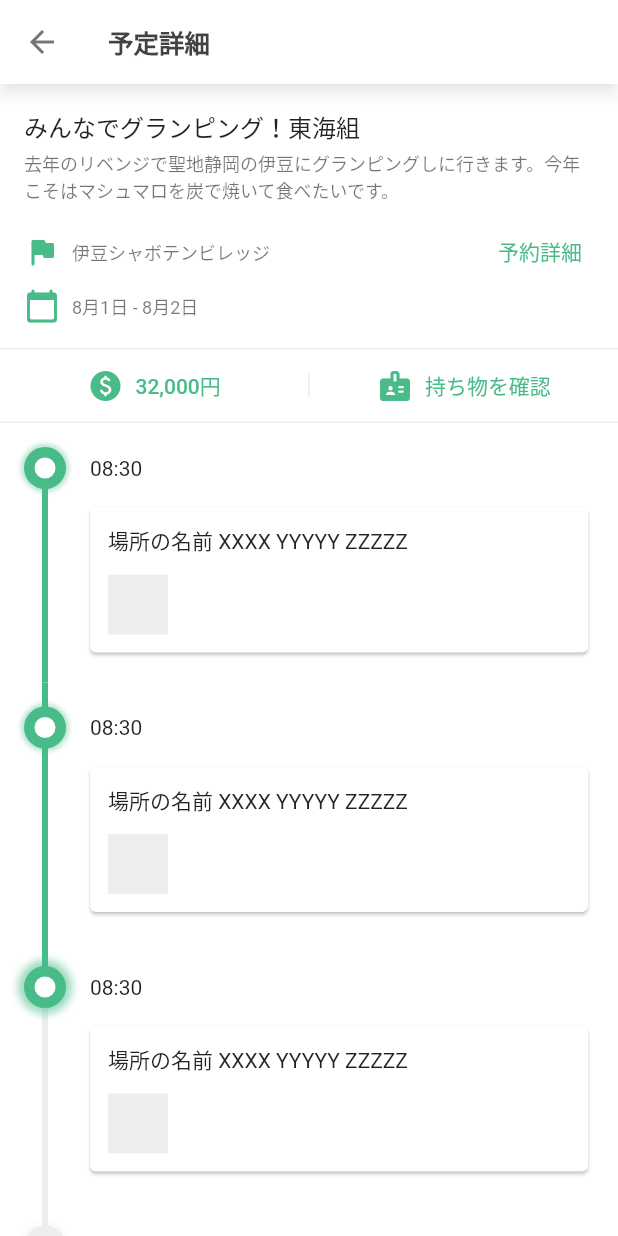
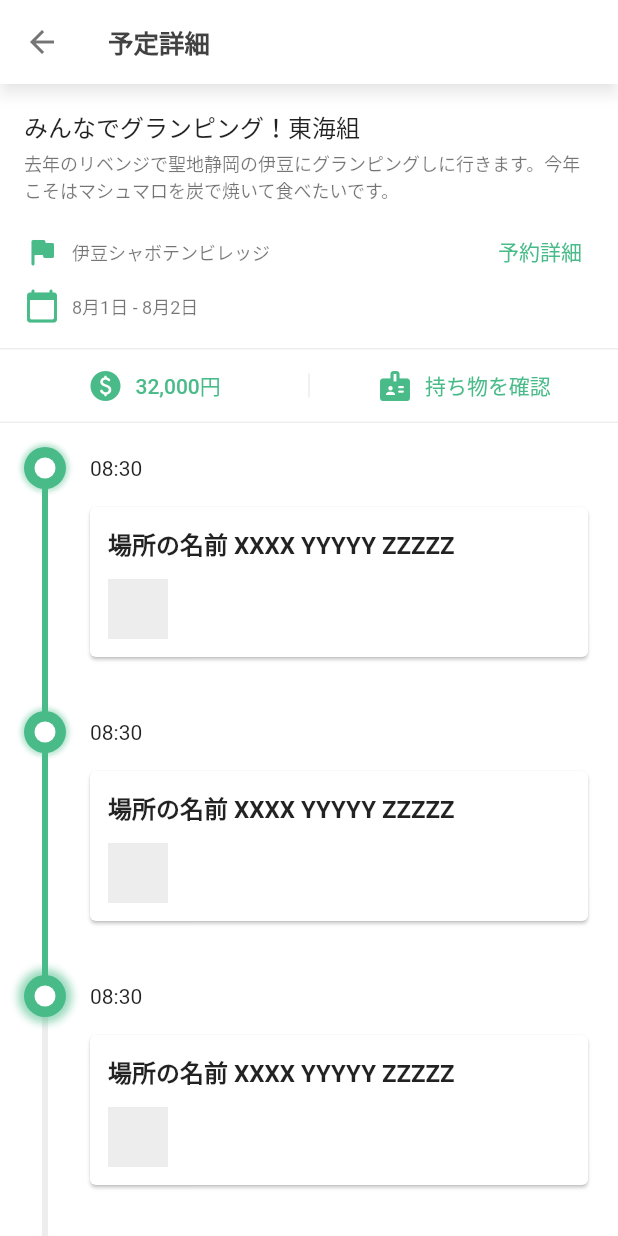
Before and after one commit to hayabusabusa/yrzy-shiori, a Flutter app: the PlanDetailScreen screen opened directly, on a phone screen of 412 x 824 dp. Run offline on Flutter 3.47's test engine with Material 2 defaults, Android fonts, the phone set to English and light mode, and no system bars; our stand-ins replace cloud_firestore, firebase_storage, rxdart; accounts and stored records are empty.

Commit message:
ui: fix plan detail timeline widget

```diff
--- a/lib/application/widgets/plan_detail_timeline.dart
+++ b/lib/application/widgets/plan_detail_timeline.dart
@@ -9,6 +9,7 @@ class PlanDetailTimeline extends StatelessWidget {
   final bool isPassed;
   final bool isNext;
   final bool isEnd;
+  final VoidCallback? onTap;
 
   PlanDetailTimeline({
     Key? key,
@@ -17,12 +18,14 @@ class PlanDetailTimeline extends StatelessWidget {
     this.isPassed = false,
     this.isNext = false,
     this.isEnd = false,
+    this.onTap,
   }) : super(key: key);
 
   factory PlanDetailTimeline.start({
     Key? key,
     bool isCurrent = false,
     bool isPassed = false,
+    VoidCallback? onTap,
   }) => PlanDetailTimeline(
     key: key,
     isStart: true,
@@ -30,6 +33,7 @@ class PlanDetailTimeline extends StatelessWidget {
     isPassed: isPassed,
     isNext: false,
     isEnd: false,
+    onTap: onTap,
   );
 
   Widget _buildCircle(BuildContext context) {
@@ -84,14 +88,22 @@ class PlanDetailTimeline extends StatelessWidget {
   }
 
   Widget _buildCard(BuildContext context) {
-    return Card(
+    return GestureDetector(
+      onTap: onTap,
+      child: Card(
         child: Padding(
           padding: const EdgeInsets.all(12.0),
           child: Column(
             crossAxisAlignment: CrossAxisAlignment.stretch,
             children: [
               // UI: Destination
-            Text('場所の名前 XXXX YYYYY ZZZZZ'),
+              Text(
+                '場所の名前 XXXX YYYYY ZZZZZ',
+                style: TextStyle(
+                  fontSize: 16,
+                  fontWeight: FontWeight.bold,
+                ),
+              ),
               const SizedBox(height: 12,),
               // UI: Images
               Wrap(
@@ -104,6 +116,7 @@ class PlanDetailTimeline extends StatelessWidget {
                 ],
               ),
             ],
+          ),
         ),
       ),
     );
```
Lines whose indentation alone changed are shown as unchanged.
